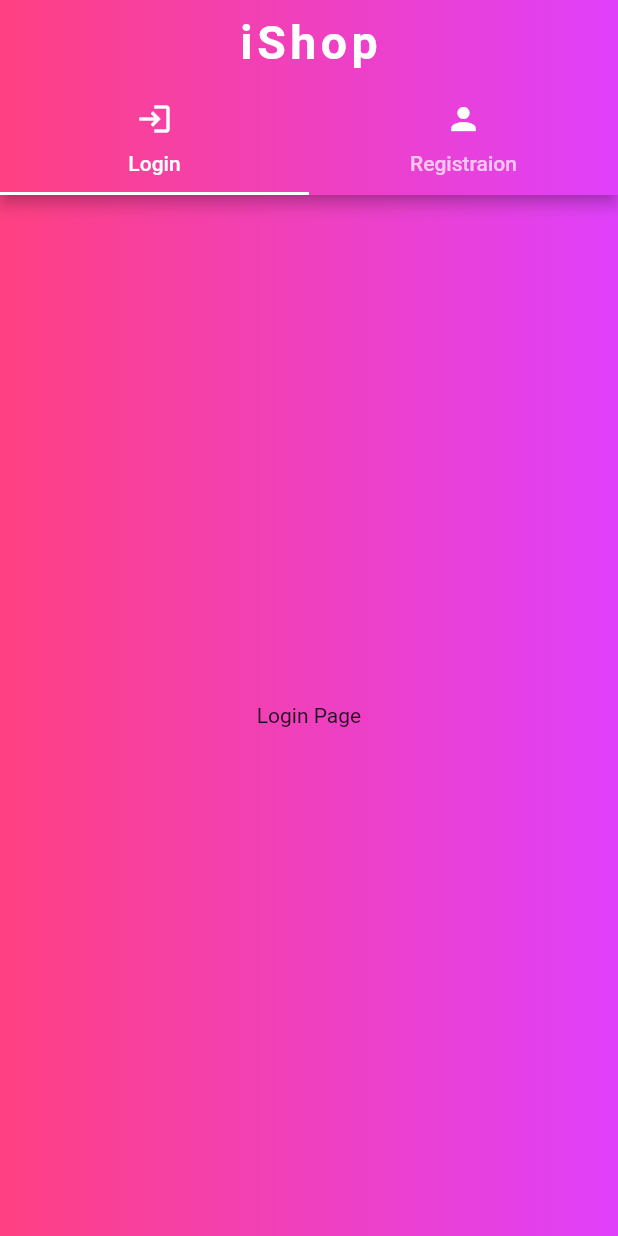
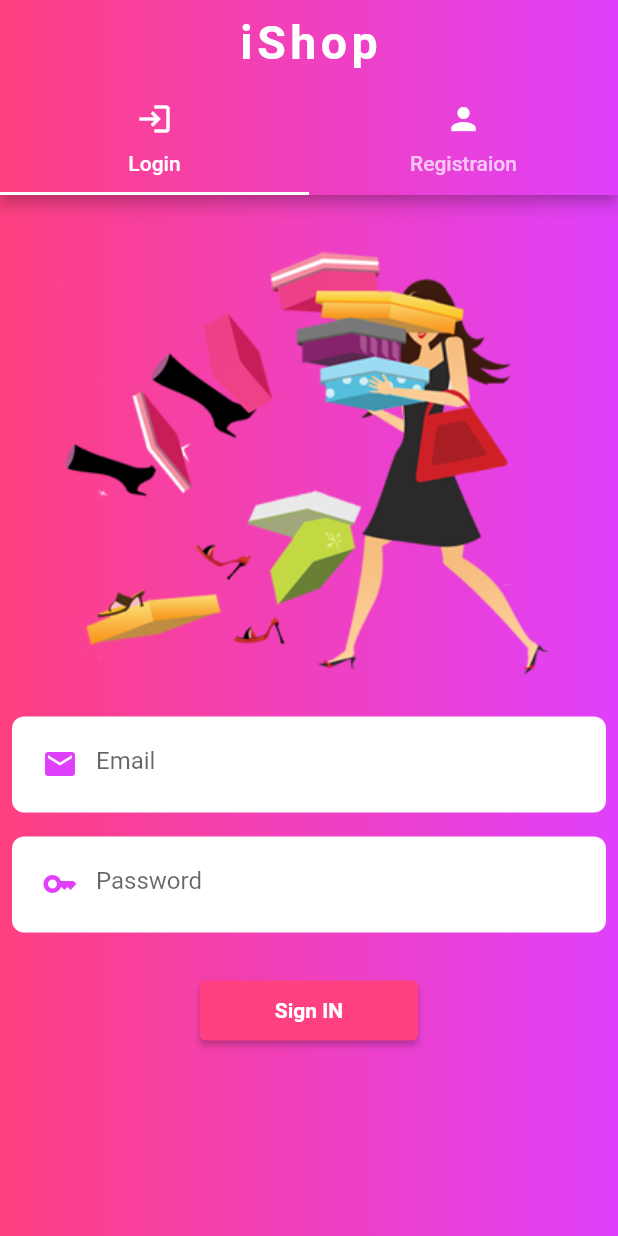
Before and after one commit to erarunkushwaha/ecom_ui, a Flutter app: the screen it shows after launch, on a phone screen of 412 x 824 dp. Run offline on Flutter 3.47's test engine with Material 2 defaults, Android fonts, the phone set to English and light mode, and no system bars.

Commit message:
login design done

```diff
--- a/lib/auth_screen/login_tab.dart
+++ b/lib/auth_screen/login_tab.dart
@@ -1,3 +1,4 @@
+import 'package:ecom_ui/widgets/text_filed.dart';
 import 'package:flutter/material.dart';
 
 class LoginTab extends StatefulWidget {
@@ -8,10 +9,66 @@ class LoginTab extends StatefulWidget {
 }
 
 class _LoginTabState extends State<LoginTab> {
+  TextEditingController emailTextEditingController = TextEditingController();
+  TextEditingController passwordTextEditingController = TextEditingController();
+
+  GlobalKey<FormState> formkey = GlobalKey<FormState>();
   @override
   Widget build(BuildContext context) {
-    return const Center(
-      child: Text("Login Page"),
+    return SingleChildScrollView(
+      child: Column(
+        children: [
+          // login image
+          Padding(
+            padding: const EdgeInsets.all(5),
+            child: Image.asset(
+              "images/login.png",
+              height: MediaQuery.of(context).size.height * 0.40,
+            ),
+          ),
+          Form(
+            key: formkey,
+            child: Column(
+              children: [
+                // email
+                CustomTextField(
+                  textEditingController: emailTextEditingController,
+                  iconData: Icons.email,
+                  hintText: "Email",
+                  isObsecre: false,
+                  enable: true,
+                ),
+
+                //password
+                CustomTextField(
+                  textEditingController: passwordTextEditingController,
+                  iconData: Icons.key,
+                  hintText: "Password",
+                  isObsecre: true,
+                  enable: true,
+                ),
+
+                const SizedBox(height: 20),
+              ],
+            ),
+          ),
+          ElevatedButton(
+            onPressed: () {},
+            style: ElevatedButton.styleFrom(
+              backgroundColor: Colors.pinkAccent,
+              padding: const EdgeInsets.symmetric(horizontal: 50, vertical: 12),
+            ),
+            child: const Text(
+              "Sign IN",
+              style: TextStyle(
+                color: Colors.white,
+                fontWeight: FontWeight.bold,
+              ),
+            ),
+          ),
+          const SizedBox(height: 30),
+        ],
+      ),
     );
   }
 }
```
Also changed, not shown: images/login.png (added).
